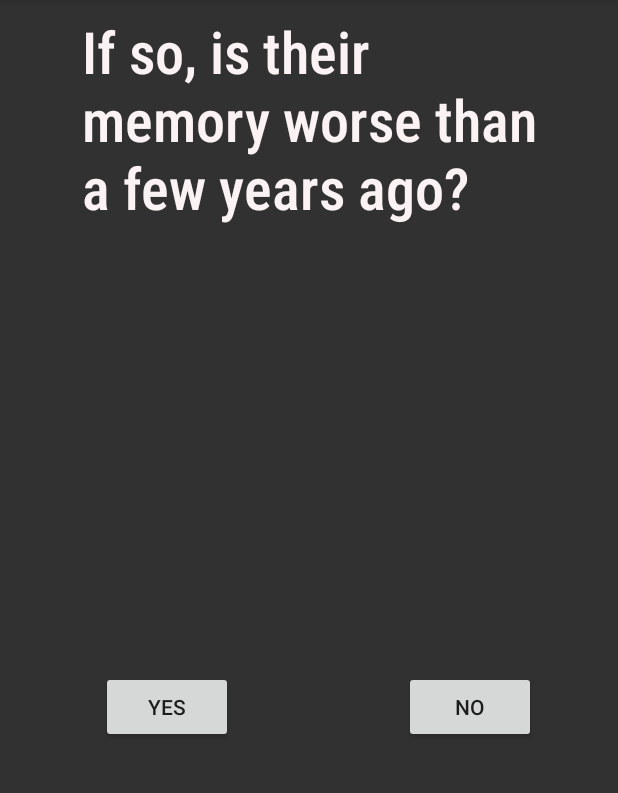
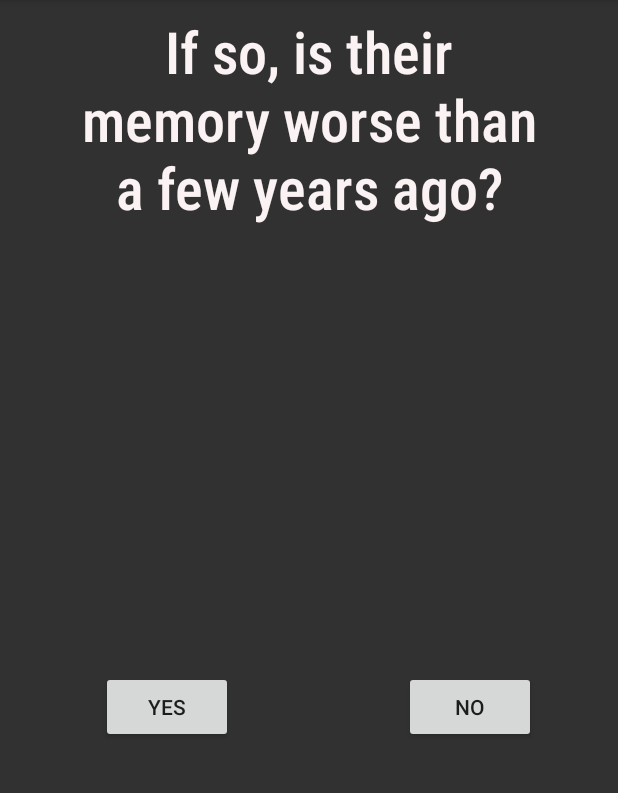
Before and after one commit to Bazifrasool/Recapture, an Android app: the Friend_Quiz_1 screen opened directly, with no data from a screen before it, after a tap on "YES", on a phone screen of 412 x 824 dp, the part 84-877 px from its top. Run offline under Robolectric (Android 15) with nearby library versions, the phone set to English and light mode, and no system bars.

Commit message:
Friend Quiz Completed

```diff
--- a/app/src/main/java/com/example/recapture_v_0/Friend_Quiz_1.java
+++ b/app/src/main/java/com/example/recapture_v_0/Friend_Quiz_1.java
@@ -1,17 +1,46 @@
 package com.example.recapture_v_0;
-
-import androidx.appcompat.app.AppCompatActivity;
 
 import android.os.Bundle;
 import android.view.View;
+import android.widget.Button;
 import android.widget.TextView;
+
+import androidx.appcompat.app.AppCompatActivity;
 
 public class Friend_Quiz_1 extends AppCompatActivity {
 
     protected  int score = 0;
     protected  int question_number = 0;
-    String []Questions_array = {"If so, is their memory worse than a few years ago?","Does the patient repeat questions OR statements OR stories in the same day?",
-                    "Does the patient suspect others are moving, hiding or stealing items when they cannot find them?"};
+    String[] Questions_array = {"If so, is their memory worse than a few years ago?", "Does the patient repeat questions OR statements OR stories in the same day?", "Does the patient repeat questions OR statements OR stories in the same day?",
+            "Have you had to take over tracking events OR appointments? OR Does the patient forget appointments?",
+
+            "Does the patient misplace items more than once a month? OR Does the patient misplace objects so that he or she cannot find them?",
+            "Does the patient suspect others are moving, hiding or stealing items when they cannot find them?",
+            "Does the patient frequently have trouble knowing the day, date, month, year, time? OR Does the patient have to use cues like the newspaper or the calendar to know the day and date more than once a day?"
+            , "Does the patient frequently have trouble knowing the day, date, month, year, time? OR Does the patient have to use cues like the newspaper or the calendar to know the day and date more than once a day?"
+            , "Does the patient become disoriented in unfamiliar places?",
+
+            "Does the patient become more confused outside the home or when traveling?",
+            "Excluding physical limitations (e.g., tremor, hemiparesis, etc) does the patient have trouble handling money (tips,calculating change?)"
+            , "Excluding physical limitations (e.g., tremor, hemiparesis, etc), does the patient have trouble paying bills or doing finances OR Are family members taking over finances because of concerns about ability?"
+            , "Excluding physical limitations (e.g., tremor, hemiparesis, etc), does the patient have trouble paying bills or doing finances OR Are family members taking over finances because of concerns about ability?"
+            , "Does the patient have trouble remembering to take medications or tracking medications taken?"
+            , "Is the patient having difficulty driving? OR Are you concerned about the patient’s driving?"
+            , "Is the patient having trouble using appliances (e.g. microwave, oven, stove, remote control, telephone, alarm clock)? "
+            , "Excluding physical limitations, is the patient having difficulty in completing home repair or other home related tasks "
+            , "Excluding physical limitations, has the patient given up or significantly reduced activities such as golfing, dancing etc"
+            , "Is the patient getting lost in familiar surroundings (own neighborhood)?"
+            , "Is the patient getting lost in familiar surroundings (own neighborhood)?"
+
+            , "Does the patient have a decreased sense of direction?"
+            , "Does the patient have trouble finding words other than names?"
+            , "Does the patient confuse names of family members or friends?"
+            , "Does the patient confuse names of family members or friends?"
+            , "Does the patient have difficulty recognizing people familiar to him/her?"
+            , "Does the patient have difficulty recognizing people familiar to him/her?"
+
+
+    };
     @Override
     protected void onCreate(Bundle savedInstanceState) {
         super.onCreate(savedInstanceState);
@@ -21,25 +50,61 @@ public class Friend_Quiz_1 extends AppCompatActivity {
 
     public void Yes_button(View view)
     {
+        TextView txtvw = findViewById(R.id.textView5);
+        Button btny = findViewById(R.id.button3);
+        Button btnn = findViewById(R.id.button2);
         if(question_number<Questions_array.length) {
-            TextView txtvw = (TextView) findViewById(R.id.textView5);
+
             score++;
             txtvw.setText(Questions_array[question_number]);
             question_number++;
         }
         else{
+            btnn.setVisibility(View.INVISIBLE);
+            btny.setVisibility(View.INVISIBLE);
+            if (score < 4) {
+                //normal
+                txtvw.setText(score + " is your Score and you are normal");
+            }
+            if (score < 14 && score >= 4) {
+                //mild cog
+                txtvw.setText(score + " is your Score and you have cognitive impairment");
+            }
+            if (score >= 14) {
+                //dementia
+                txtvw.setText(score + " is your Score and you have Alzhiemers");
+            }
+
             //finish test and display result
+
+
         }
     }
-    public void No_button(View view)
-    {
+    public void No_button(View view) {
+        TextView txtvw = findViewById(R.id.textView5);
+        Button btny = findViewById(R.id.button3);
+        Button btnn = findViewById(R.id.button2);
+
         if(question_number<Questions_array.length) {
-            TextView txtvw = (TextView) findViewById(R.id.textView5);
+
             txtvw.setText(Questions_array[question_number]);
             question_number++;
         }
         else{
-            //finish test and display result
+            btnn.setVisibility(View.INVISIBLE);
+            btny.setVisibility(View.INVISIBLE);
+            if (score < 4) {
+                //normal
+                txtvw.setText(score + " is your Score and you are normal");
+            }
+            if (score < 14 && score >= 4) {
+                //mild cog
+                txtvw.setText(score + " is your Score and you have cognitive impairment");
+            }
+            if (score >= 14) {
+                //dementia
+                txtvw.setText(score + " is your Score and you have Alzhiemers");
+            }
         }
     }
 
--- a/app/src/main/res/layout/activity_friend__quiz_1.xml
+++ b/app/src/main/res/layout/activity_friend__quiz_1.xml
@@ -47,6 +47,7 @@
         android:paddingLeft="32dp"
         android:paddingRight="32dp"
         android:text="Does your loved one have memory loss?"
+        android:textAlignment="center"
         android:textColor="#FAFFF7F7"
         android:textIsSelectable="false"
         app:layout_constraintEnd_toEndOf="parent"
```
